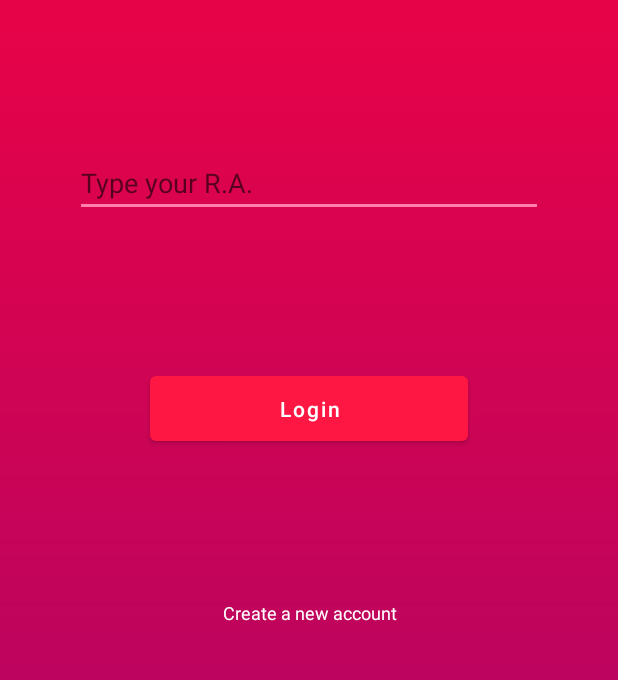
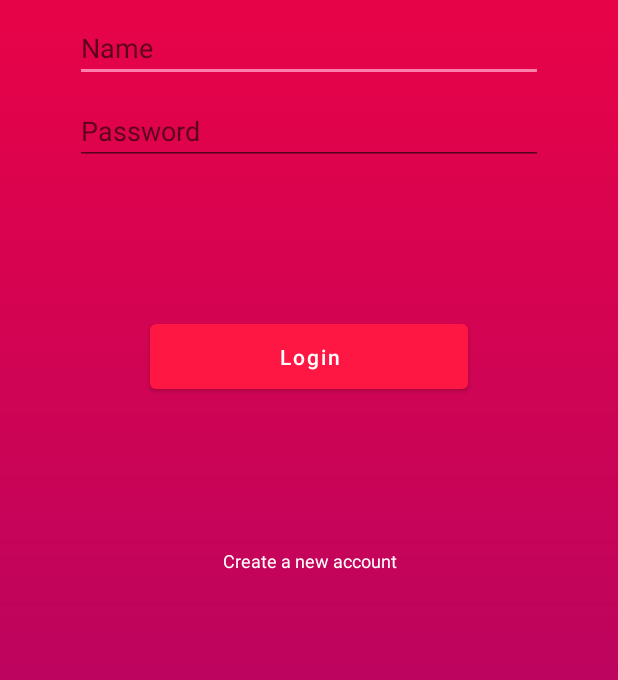
Before and after one commit to Claudino2001/Cimatec-Movie, an Android app: the screen it shows after launch (MainActivity), after a tap on "Login", on a phone screen of 412 x 824 dp, the part 342-1022 px from its top. Run offline under Robolectric (Android 15) with nearby library versions, the phone set to English and light mode, and no system bars; our stand-ins replace Firebase (no records; nobody signed in at launch, a user with empty details on screens opened directly).

Commit message:
Implementação de Login com nome e senha

```diff
--- a/Cimatec Movie Application/app/src/main/java/br/com/application/cimatecmovieapplication/MainActivity.java
+++ b/Cimatec Movie Application/app/src/main/java/br/com/application/cimatecmovieapplication/MainActivity.java
@@ -35,10 +35,10 @@ public class MainActivity extends AppCompatActivity {
     FirebaseFirestore db = FirebaseFirestore.getInstance();
 
     public TextView btnCriarConta;
-    public EditText inputRA;
+    public EditText inputRA, inputNome, inputSenha2;
     public Button btLogin;
 
-    String _ra;
+    String _ra, _name, _senha;
     String key_user;
     String name_user;
 
@@ -49,7 +49,9 @@ public class MainActivity extends AppCompatActivity {
 
         btnCriarConta = (TextView) findViewById(R.id.btnCriarConta);
         btLogin = (Button) findViewById(R.id.btLogin);
-        inputRA = (EditText) findViewById(R.id.inputRA);
+        //inputRA = (EditText) findViewById(R.id.inputRA);
+        inputNome = (EditText) findViewById(R.id.inputNome);
+        inputSenha2 = (EditText) findViewById(R.id.inputSenha2);
 
         btnCriarConta.setOnClickListener(new View.OnClickListener() {
             @Override
@@ -61,8 +63,10 @@ public class MainActivity extends AppCompatActivity {
         btLogin.setOnClickListener(new View.OnClickListener() {
             @Override
             public void onClick(View view) {
-                _ra = inputRA.getText().toString();
-                if(!TextUtils.isEmpty(_ra)){
+                //_ra = inputRA.getText().toString();
+                _name = inputNome.getText().toString();
+                _senha = inputSenha2.getText().toString();
+                if(/*!TextUtils.isEmpty(_ra) && */!TextUtils.isEmpty(_name) && !TextUtils.isEmpty(_senha)){
                     MinhaAsyncTask task = new MinhaAsyncTask();
                     task.execute();
                 }
@@ -81,7 +85,8 @@ public class MainActivity extends AppCompatActivity {
 
             try {
                 Task<QuerySnapshot> task = db.collection("Usuarios")
-                        .whereEqualTo("ra", _ra)
+                        .whereEqualTo("nome", _name)
+                        .whereEqualTo("senha", _senha)
                         .get();
 
                 QuerySnapshot querySnapshot = Tasks.await(task);
--- a/Cimatec Movie Application/app/src/main/res/layout/activity_main.xml
+++ b/Cimatec Movie Application/app/src/main/res/layout/activity_main.xml
@@ -29,15 +29,27 @@
             android:textStyle="bold" />
 
         <EditText
-            android:id="@+id/inputRA"
+            android:id="@+id/inputNome"
             android:layout_width="match_parent"
             android:layout_height="wrap_content"
             android:layout_marginLeft="50dp"
-            android:layout_marginTop="100dp"
+            android:layout_marginTop="10dp"
             android:layout_marginRight="50dp"
             android:ems="10"
-            android:hint="@string/type_your_ra"
+            android:hint="Name"
             android:inputType="text"
+            android:textColor="#FFFFFF" />
+
+        <EditText
+            android:id="@+id/inputSenha2"
+            android:layout_width="match_parent"
+            android:layout_height="wrap_content"
+            android:layout_marginLeft="50dp"
+            android:layout_marginTop="10dp"
+            android:layout_marginRight="50dp"
+            android:ems="10"
+            android:hint="Password"
+            android:inputType="textPassword"
             android:textColor="#FFFFFF" />
 
         <Button
```
Also changed, not shown: Cimatec Movie Application/app/src/main/java/br/com/application/cimatecmovieapplication/create_a_new_account.java (+7 -3 lines), Cimatec Movie Application/app/src/main/res/layout/activity_create_anew_account.xml (+11 -0 lines).
